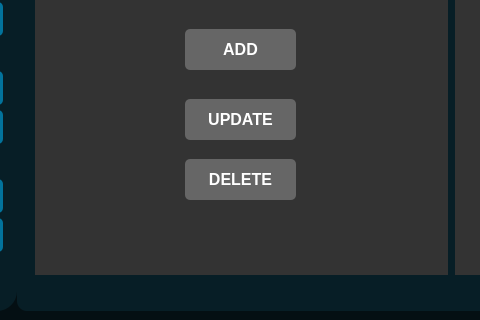
lalalance12/Landlord-Support-Management-System, file interface.ui: the form before one commit; both pictures show x 201 to 681 and y 254 to 574 of the 1114 by 574 pixel window.
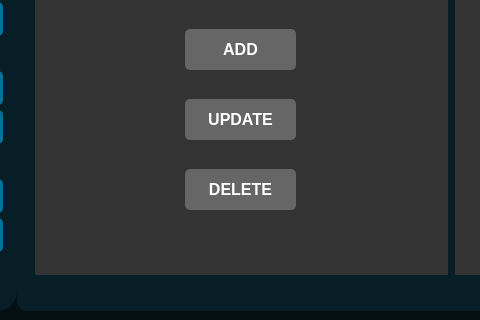
The form after the commit. The open tabs and pages were chosen to show the change. Icons and pictures are not drawn.

What changed in the file:
```diff
--- a/interface.ui
+++ b/interface.ui
@@ -1407,7 +1407,7 @@
                   <property name="geometry">
                    <rect>
                     <x>150</x>
-                    <y>330</y>
+                    <y>340</y>
                     <width>111</width>
                     <height>41</height>
                    </rect>
```
Left out of the diff: 2 changed lines with no effect on the pictures.
